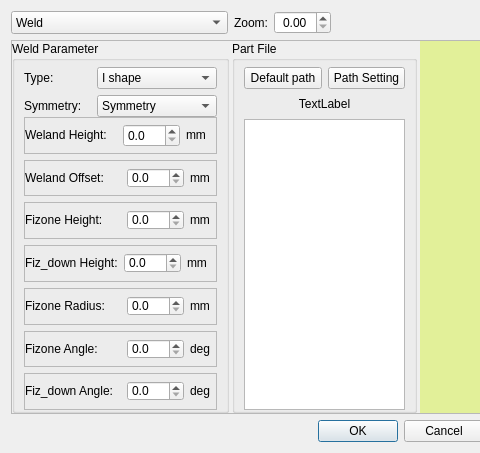
This is phascan_view/ui/dialog/DialogDxfFileLoad.ui in qinxingying/hello-word as Qt 5 draws it before an edit; both pictures show x 0 to 480 and y 0 to 453 of the 802 by 453 pixel window. The edited form follows.
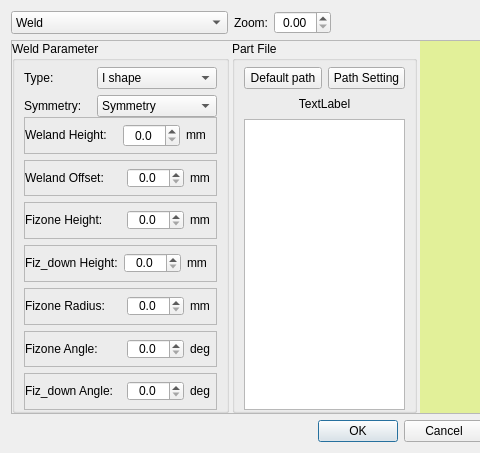
This is the edited form. Custom widgets are drawn as their Qt base class.

The edit to the form file:
```diff
--- a/phascan_view/ui/dialog/DialogDxfFileLoad.ui
+++ b/phascan_view/ui/dialog/DialogDxfFileLoad.ui
@@ -292,6 +292,9 @@
                    <height>16777215</height>
                   </size>
                  </property>
+                 <property name="alignment">
+                  <set>Qt::AlignCenter</set>
+                 </property>
                  <property name="decimals">
                   <number>1</number>
                  </property>
@@ -367,6 +370,9 @@
                    <height>20</height>
                   </size>
                  </property>
+                 <property name="alignment">
+                  <set>Qt::AlignCenter</set>
+                 </property>
                  <property name="decimals">
                   <number>1</number>
                  </property>
@@ -436,6 +442,9 @@
                    <height>20</height>
                   </size>
                  </property>
+                 <property name="alignment">
+                  <set>Qt::AlignCenter</set>
+                 </property>
                  <property name="decimals">
                   <number>1</number>
                  </property>
@@ -499,6 +508,9 @@
                    <height>20</height>
                   </size>
                  </property>
+                 <property name="alignment">
+                  <set>Qt::AlignCenter</set>
+                 </property>
                  <property name="decimals">
                   <number>1</number>
                  </property>
@@ -568,6 +580,9 @@
                    <height>20</height>
                   </size>
                  </property>
+                 <property name="alignment">
+                  <set>Qt::AlignCenter</set>
+                 </property>
                  <property name="decimals">
                   <number>1</number>
                  </property>
@@ -637,6 +652,9 @@
                    <height>20</height>
                   </size>
                  </property>
+                 <property name="alignment">
+                  <set>Qt::AlignCenter</set>
+                 </property>
                  <property name="decimals">
                   <number>1</number>
                  </property>
@@ -706,6 +724,9 @@
                    <height>20</height>
                   </size>
                  </property>
+                 <property name="alignment">
+                  <set>Qt::AlignCenter</set>
+                 </property>
                  <property name="decimals">
                   <number>1</number>
                  </property>
```
Left out of the diff: 2 changed lines with no effect on the pictures.
